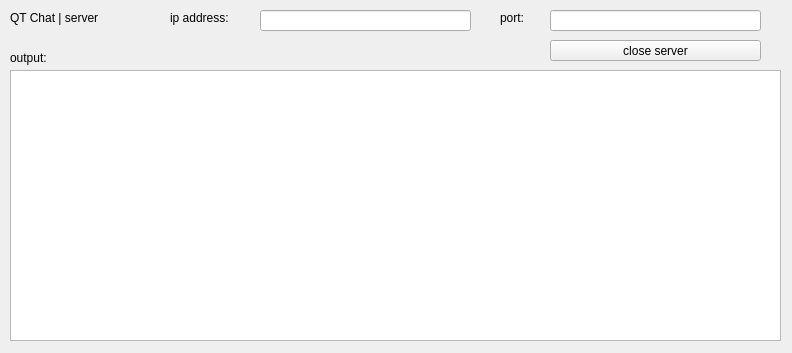
l1xiaobei/QT_Chat, file server/server/widget.ui: the form before one commit.
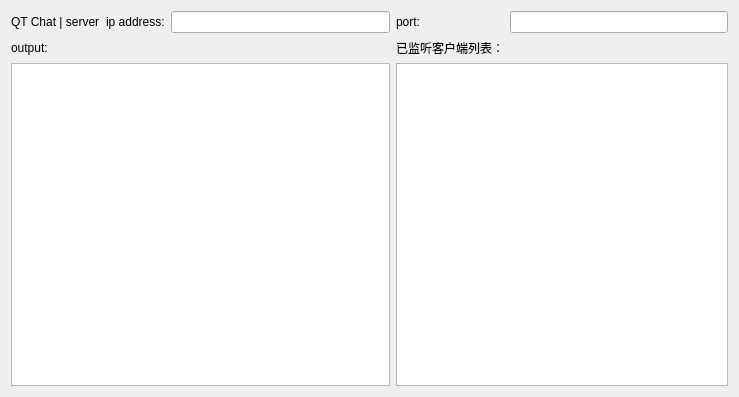
The form after the commit.

The edit to the form file:
```diff
--- a/server/server/widget.ui
+++ b/server/server/widget.ui
@@ -6,108 +6,62 @@
    <rect>
     <x>0</x>
     <y>0</y>
-    <width>792</width>
-    <height>353</height>
+    <width>739</width>
+    <height>397</height>
    </rect>
   </property>
   <property name="windowTitle">
    <string>Widget</string>
   </property>
+  <layout class="QGridLayout" name="gridLayout">
+   <item row="0" column="3">
   <widget class="QLabel" name="portLabel">
-   <property name="geometry">
-    <rect>
-     <x>500</x>
-     <y>10</y>
-     <width>51</width>
-     <height>16</height>
-    </rect>
-   </property>
    <property name="text">
     <string>port:</string>
    </property>
   </widget>
+   </item>
+   <item row="1" column="0">
   <widget class="QLabel" name="output">
-   <property name="geometry">
-    <rect>
-     <x>10</x>
-     <y>50</y>
-     <width>72</width>
-     <height>15</height>
-    </rect>
-   </property>
    <property name="text">
     <string>output:</string>
    </property>
   </widget>
-  <widget class="QLineEdit" name="ipLine">
-   <property name="geometry">
-    <rect>
-     <x>260</x>
-     <y>10</y>
-     <width>211</width>
-     <height>21</height>
-    </rect>
-   </property>
-  </widget>
-  <widget class="QTextEdit" name="textEdit">
-   <property name="geometry">
-    <rect>
-     <x>10</x>
-     <y>70</y>
-     <width>771</width>
-     <height>271</height>
-    </rect>
-   </property>
-  </widget>
-  <widget class="QPushButton" name="closeButton">
-   <property name="geometry">
-    <rect>
-     <x>550</x>
-     <y>40</y>
-     <width>211</width>
-     <height>21</height>
-    </rect>
-   </property>
+   </item>
+   <item row="0" column="4">
+    <widget class="QLineEdit" name="portLine"/>
+   </item>
+   <item row="1" column="3">
+    <widget class="QLabel" name="clientLabel">
    <property name="text">
-    <string>close server</string>
-   </property>
-  </widget>
-  <widget class="QLabel" name="label">
-   <property name="geometry">
-    <rect>
-     <x>10</x>
-     <y>10</y>
-     <width>141</width>
-     <height>16</height>
-    </rect>
-   </property>
-   <property name="text">
-    <string>QT Chat | server</string>
-   </property>
-  </widget>
+      <string>已监听客户端列表：</string>
+     </property>
+    </widget>
+   </item>
+   <item row="0" column="1">
   <widget class="QLabel" name="ipLabel">
-   <property name="geometry">
-    <rect>
-     <x>170</x>
-     <y>10</y>
-     <width>91</width>
-     <height>16</height>
-    </rect>
-   </property>
    <property name="text">
     <string>ip address:</string>
    </property>
   </widget>
-  <widget class="QLineEdit" name="portLine">
-   <property name="geometry">
-    <rect>
-     <x>550</x>
-     <y>10</y>
-     <width>211</width>
-     <height>21</height>
-    </rect>
-   </property>
-  </widget>
+   </item>
+   <item row="0" column="0">
+    <widget class="QLabel" name="label">
+     <property name="text">
+      <string>QT Chat | server</string>
+     </property>
+    </widget>
+   </item>
+   <item row="0" column="2">
+    <widget class="QLineEdit" name="ipLine"/>
+   </item>
+   <item row="2" column="3" colspan="2">
+    <widget class="QTextEdit" name="clientText"/>
+   </item>
+   <item row="2" column="0" colspan="3">
+    <widget class="QTextEdit" name="textEdit"/>
+   </item>
+  </layout>
  </widget>
  <resources/>
  <connections/>
```
Lines whose indentation alone changed are shown as unchanged.
